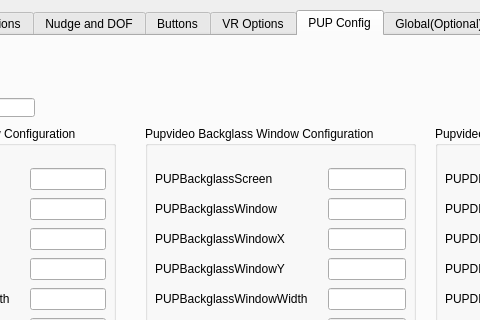
First picture: the form in form.ui, repository herrMirto/vpx-settings-editor, before the edit; both pictures show x 177 to 657 and y 0 to 320 of the 1324 by 804 pixel window.
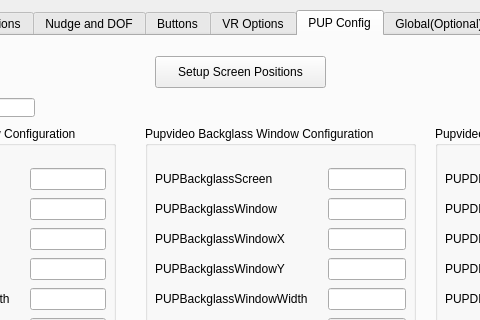
Second picture: the form after the edit. The open tabs and pages were chosen to show the change. Icons and pictures are not drawn.

What changed in the file:
```diff
--- a/form.ui
+++ b/form.ui
@@ -10887,6 +10887,25 @@
       <bool>true</bool>
      </property>
     </widget>
+    <widget class="QPushButton" name="ButtonSetupPUPScreens">
+     <property name="geometry">
+      <rect>
+       <x>320</x>
+       <y>20</y>
+       <width>171</width>
+       <height>32</height>
+      </rect>
+     </property>
+     <property name="text">
+      <string>Setup Screen Positions</string>
+     </property>
+     <property name="icon">
+      <iconset theme="QIcon::ThemeIcon::Computer"/>
+     </property>
+     <property name="flat">
+      <bool>false</bool>
+     </property>
+    </widget>
    </widget>
    <widget class="QWidget" name="Global">
     <attribute name="title">
```
Left out of the diff: 514 changed lines with no effect on the pictures.
